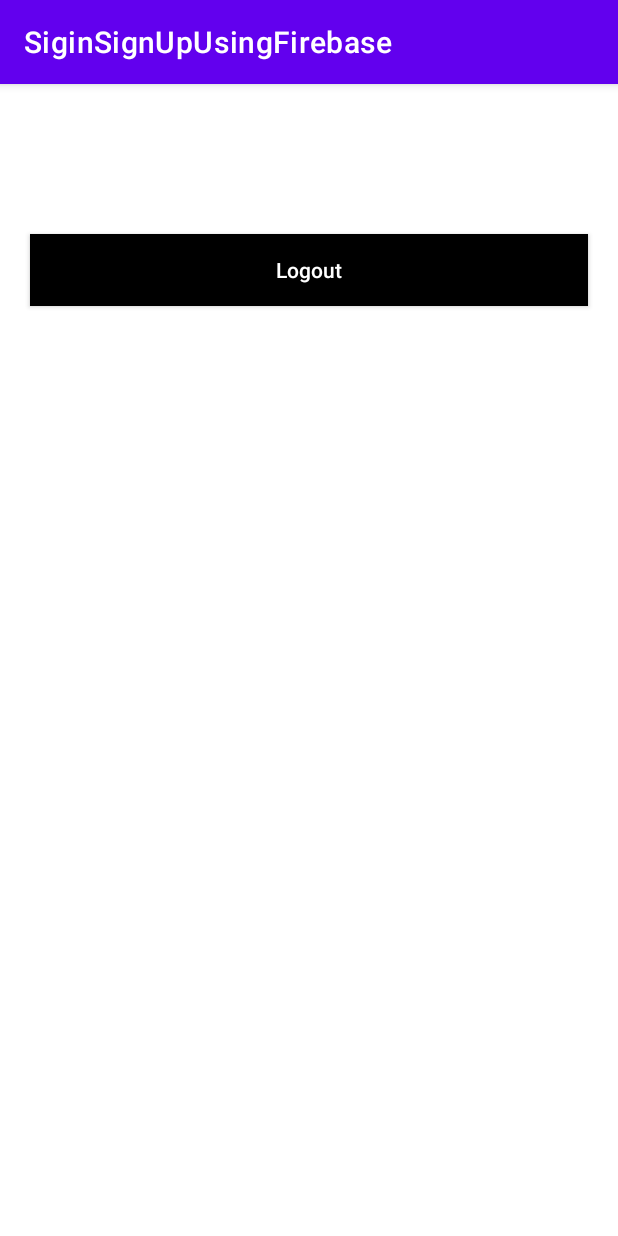
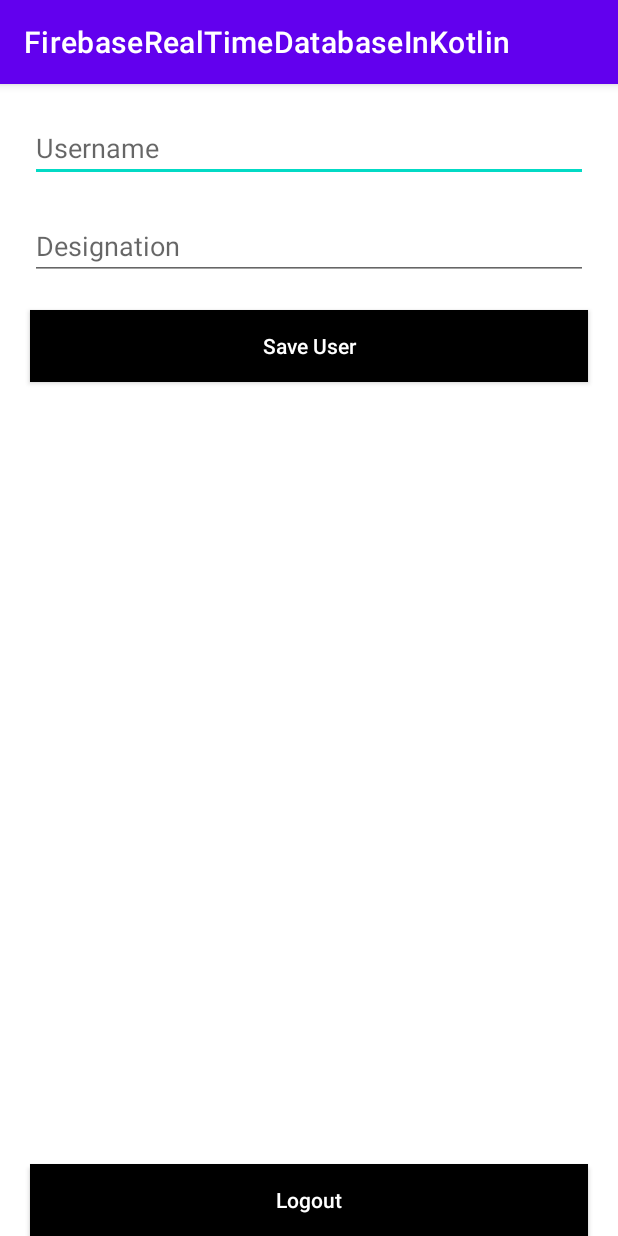
Before and after one commit to sadeeqrahman/FirebaseTutorial, an Android app: the screen it shows after launch once a user with an empty profile is signed in (WelcomeActivity), on a phone screen of 412 x 824 dp. Run offline under Robolectric (Android 15) with nearby library versions, the phone set to English and light mode, and no system bars; our stand-ins replace Firebase (no records; nobody signed in at launch, a user with empty details on screens opened directly).

Commit message:
First Commit

```diff
--- a/app/src/main/java/com/encoders/siginsignupusingfirebase/WelcomeActivity.kt
+++ b/app/src/main/java/com/encoders/siginsignupusingfirebase/WelcomeActivity.kt
@@ -3,12 +3,31 @@ package com.encoders.siginsignupusingfirebase
 import android.content.Intent
 import androidx.appcompat.app.AppCompatActivity
 import android.os.Bundle
+import android.util.Log
+import android.view.View
+import android.widget.EditText
+import android.widget.ProgressBar
+import android.widget.Toast
 import androidx.appcompat.widget.AppCompatButton
+import androidx.recyclerview.widget.LinearLayoutManager
+import androidx.recyclerview.widget.RecyclerView
+import com.encoders.siginsignupusingfirebase.Adapter.UsersListAdapter
+import com.encoders.siginsignupusingfirebase.Adapter.onUserlickListner
 import com.google.firebase.auth.FirebaseAuth
+import com.google.firebase.database.*
 import com.google.firebase.ktx.Firebase
+import java.text.SimpleDateFormat
+import java.util.*
 
-class WelcomeActivity : AppCompatActivity() {
+class WelcomeActivity : AppCompatActivity() , onUserlickListner {
+    private lateinit var ref: DatabaseReference
     private lateinit var logout: AppCompatButton
+    private lateinit var save_user: AppCompatButton
+    private lateinit var username: EditText
+    private lateinit var designation: EditText
+    private lateinit var progress_circular: ProgressBar
+    private lateinit var userslist: RecyclerView
+    private lateinit var userlist: MutableList<User>
     override fun onBackPressed() {
         super.onBackPressed()
         finishAffinity()
@@ -18,10 +37,95 @@ class WelcomeActivity : AppCompatActivity() {
         super.onCreate(savedInstanceState)
         setContentView(R.layout.activity_welcome)
 
+        username = findViewById(R.id.username)
+        designation = findViewById(R.id.designation)
+        progress_circular = findViewById(R.id.progress_circular)
+        userslist = findViewById(R.id.userslist)
+
+        save_user = findViewById(R.id.save_user)
         logout = findViewById(R.id.logout)
         logout.setOnClickListener {
             FirebaseAuth.getInstance().signOut()
             startActivity(Intent(this,MainActivity::class.java))
         }
+
+        save_user.setOnClickListener {
+            Save_User()
+        }
+
+
+        getdata()
     }
+
+
+    fun Save_User() {
+        ref = FirebaseDatabase.getInstance().getReference("Users")
+        if ( username.text.toString().isEmpty() || designation.text.toString().isEmpty()) {
+            Toast.makeText(
+                baseContext, "Enter Username and Designation First",
+                Toast.LENGTH_SHORT
+            ).show()
+        } else {
+            progress_circular.visibility = View.VISIBLE
+            val sdf = SimpleDateFormat("dd/MM/yyyy hh:mm:ss")
+            val currentDate = sdf.format(Date())
+            val heroId = ref.push().key
+            val hero =
+                User(currentDate.toString(), username.text.toString(), designation.text.toString())
+            ref.child(heroId!!).setValue(hero).addOnCompleteListener {
+                username.setText("")
+                designation.setText("")
+                progress_circular.visibility = View.GONE
+            }
+        }
+    }
+
+
+    private fun getdata() {
+        userlist = mutableListOf()
+        val nm = FirebaseDatabase.getInstance().getReference("Users")
+        nm.addValueEventListener(object : ValueEventListener {
+            override fun onDataChange(dataSnapshot: DataSnapshot) {
+                if (dataSnapshot.exists()) {
+                    userlist = mutableListOf()
+
+
+                    for (npsnapshot in dataSnapshot.children) {
+                        val l = npsnapshot.getValue(User::class.java)
+                        userlist.add(l!!)
+                    }
+
+                    UserList()
+
+                }
+
+            }
+
+            override fun onCancelled(databaseError: DatabaseError) {}
+        })
+
+
+    }
+
+    fun UserList() {
+        userslist.layoutManager =
+            LinearLayoutManager(
+                this,
+                LinearLayoutManager.VERTICAL,
+                false
+            )
+
+        val usersListAdapter =
+            UsersListAdapter(
+                userlist, this@WelcomeActivity,
+            )
+        userslist.adapter = usersListAdapter
+
+
+    }
+
+    override fun onUserlickListner(user: User, position: Int) {
+
+    }
+
 }
--- a/app/src/main/res/layout/activity_welcome.xml
+++ b/app/src/main/res/layout/activity_welcome.xml
@@ -1,5 +1,6 @@
 <?xml version="1.0" encoding="utf-8"?>
 <LinearLayout
+        android:orientation="vertical"
         xmlns:android="http://schemas.android.com/apk/res/android"
         xmlns:tools="http://schemas.android.com/tools"
         xmlns:app="http://schemas.android.com/apk/res-auto"
@@ -7,8 +8,56 @@
         android:layout_height="match_parent"
         tools:context=".WelcomeActivity">
 
+
+    <EditText
+            android:id="@+id/username"
+            android:inputType="textEmailAddress"
+            android:layout_marginLeft="20dp"
+            android:layout_marginTop="20dp"
+            android:layout_marginRight="20dp"
+            android:layout_width="match_parent"
+            android:layout_height="wrap_content"
+            android:hint="Username"/>
+
+
+    <EditText
+            android:id="@+id/designation"
+            android:inputType="textEmailAddress"
+            android:layout_marginLeft="20dp"
+            android:layout_marginTop="20dp"
+            android:layout_marginRight="20dp"
+            android:layout_width="match_parent"
+            android:layout_height="wrap_content"
+            android:hint="Designation"/>
+
+
+    <ProgressBar
+            android:visibility="gone"
+            android:layout_width="wrap_content"
+            android:layout_gravity="center"
+            android:layout_height="wrap_content"
+            android:id="@+id/progress_circular"/>
+
     <androidx.appcompat.widget.AppCompatButton
-            android:layout_marginTop="100dp"
+            android:layout_marginTop="20dp"
+            android:id="@+id/save_user"
+            android:textColor="@color/white"
+            android:background="@color/black"
+            android:layout_marginLeft="20dp"
+            android:layout_marginRight="20dp"
+            android:textAllCaps="false"
+            android:layout_width="match_parent"
+            android:layout_height="wrap_content"
+            android:text="Save User"/>
+
+    <androidx.recyclerview.widget.RecyclerView
+            android:layout_weight="1"
+            android:layout_width="match_parent"
+            android:layout_height="match_parent"
+            android:id="@+id/userslist"/>
+
+
+    <androidx.appcompat.widget.AppCompatButton
             android:id="@+id/logout"
             android:textColor="@color/white"
             android:background="@color/black"
@@ -19,4 +68,5 @@
             android:layout_height="wrap_content"
             android:text="Logout"/>
 
+
 </LinearLayout>
--- a/app/src/main/res/values/strings.xml
+++ b/app/src/main/res/values/strings.xml
@@ -1,5 +1,5 @@
 <resources>
-    <string name="app_name">SiginSignUpUsingFirebase</string>
+    <string name="app_name">FirebaseRealTimeDatabaseInKotlin</string>
     <string name="title_activity_welcome">WelcomeActivity</string>
     <!-- Strings used for fragments for navigation -->
     <string name="first_fragment_label">First Fragment</string>
--- a/settings.gradle
+++ b/settings.gradle
@@ -6,5 +6,5 @@ dependencyResolutionManagement {
         jcenter() // Warning: this repository is going to shut down soon
     }
 }
-rootProject.name = "SiginSignUpUsingFirebase"
+rootProject.name = "FirebaseRealTimeDatabaseInKotlin"
 include ':app'
```
Also changed, not shown: app/src/main/java/com/encoders/siginsignupusingfirebase/Adapter/UsersListAdapter.kt (added, +69 -0 lines), app/src/main/java/com/encoders/siginsignupusingfirebase/User.kt (added, +10 -0 lines), app/src/main/res/layout/single_users_view.xml (added, +29 -0 lines).
